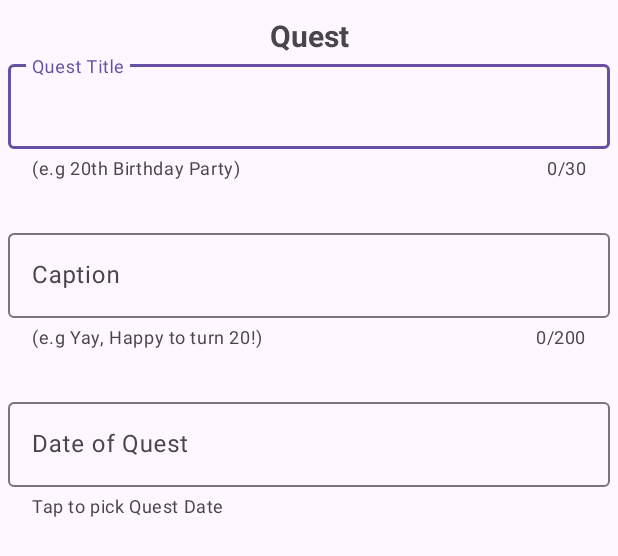
After one commit to AnesuMatanga/LinkUp_V1, an Android app: the layout fragment_post_quest.xml on its own in the app's theme, with its tools: preview values and no code run, on a phone screen of 412 x 824 dp. The commit adds this screen. Shown: the top 556 px of the screen. Run offline under Robolectric (Android 15) with nearby library versions, the phone set to English and light mode, and no system bars.

Commit message:
WORKING LAST COMMIT BEFORE CHANGING APP IDEA to maintain the friend finding vibe

```diff
--- a/app/src/main/java/com/example/linkupappv1/ProfileActivity.java
+++ b/app/src/main/java/com/example/linkupappv1/ProfileActivity.java
@@ -204,7 +204,7 @@ public class ProfileActivity extends AppCompatActivity {
         }
     }
 
-    //LinkUps Tab Fragment inner class (Also avoiding a lot of external classes)
+    //LinkUps Tab Fragment inner class (Also avoiding a lot of external classes) better for me to use Fragments
     public static class LinkUpsFragment extends Fragment {
         //Fragment Usage
 
@@ -241,7 +241,27 @@ public class ProfileActivity extends AppCompatActivity {
     }
 
     //Fragments for Quest and UpTo after post btn and choice has been clicked by user for them to post
+    public static class PostQuestFragment extends Fragment {
+        public PostQuestFragment() {
+            //It can be empty
+        }
 
+        //Override onCreateView for inflating fragment
+        @Nullable
+        @Override
+        public View onCreateView(@NonNull LayoutInflater inflater, @Nullable ViewGroup container, @Nullable Bundle savedInstanceState) {
+            //Inflate the Fragment using the specified .xml layout
+            return inflater.inflate(R.layout.fragment_quest, container, false);
+        }
+
+    }
+
+    public static class PostUpToFragment extends Fragment {
+        //Constructor as default constructor is needed for Fragments
+        public PostUpToFragment() {
+            //It can be empty
+        }
+    }
 
     //Method using Material library to create a simple dialog that pops when user clicks post with options
     public void pickWhatToPost() {
--- /dev/null
+++ b/app/src/main/res/layout/fragment_post_quest.xml
@@ -0,0 +1,76 @@
+<?xml version="1.0" encoding="utf-8"?>
+<LinearLayout xmlns:android="http://schemas.android.com/apk/res/android"
+xmlns:app="http://schemas.android.com/apk/res-auto"
+xmlns:tools="http://schemas.android.com/tools"
+android:layout_width="match_parent"
+android:layout_height="match_parent"
+android:orientation="vertical"
+tools:context=".ProfileActivity$PostQuestFragment">
+
+    <TextView
+        android:layout_width="match_parent"
+        android:layout_height="wrap_content"
+        android:layout_marginTop="10dp"
+        android:textStyle="bold"
+        android:textSize="20sp"
+        android:text="Quest"
+        android:gravity="center"/>
+
+    <!--Using Material Library for the textField-->
+    <com.google.android.material.textfield.TextInputLayout
+        android:layout_width="match_parent"
+        android:layout_height="wrap_content"
+        android:hint="@string/questTitle"
+        app:helperTextEnabled="true"
+        app:helperText="@string/questTitleHelperText"
+        app:counterEnabled="true"
+        app:counterMaxLength="30"
+        android:layout_marginLeft="5dp"
+        android:layout_marginRight="5dp">
+
+        <com.google.android.material.textfield.TextInputEditText
+            android:id="@+id/postQuestTitleET"
+            android:layout_width="match_parent"
+            android:layout_height="wrap_content" />
+
+    </com.google.android.material.textfield.TextInputLayout>
+
+    <!--Using Material Library for the textField-->
+    <com.google.android.material.textfield.TextInputLayout
+        android:layout_width="match_parent"
+        android:layout_height="wrap_content"
+        android:hint="@string/questCaption"
+        app:helperTextEnabled="true"
+        app:helperText="@string/questCaptionHelperText"
+        app:counterEnabled="true"
+        app:counterMaxLength="200"
+        android:layout_marginTop="30dp"
+        android:layout_marginLeft="5dp"
+        android:layout_marginRight="5dp">
+
+        <com.google.android.material.textfield.TextInputEditText
+            android:id="@+id/postQuestCaptionET"
+            android:layout_width="match_parent"
+            android:layout_height="wrap_content" />
+
+    </com.google.android.material.textfield.TextInputLayout>
+
+    <!--Using Material Library for the textField-->
+    <com.google.android.material.textfield.TextInputLayout
+        android:layout_width="match_parent"
+        android:layout_height="wrap_content"
+        android:hint="@string/questDate"
+        app:helperTextEnabled="true"
+        app:helperText="@string/questDateHelperText"
+        android:layout_marginTop="30dp"
+        android:layout_marginLeft="5dp"
+        android:layout_marginRight="5dp">
+
+        <com.google.android.material.textfield.TextInputEditText
+            android:id="@+id/postQuestDateET"
+            android:layout_width="match_parent"
+            android:layout_height="wrap_content" />
+
+    </com.google.android.material.textfield.TextInputLayout>
+
+</LinearLayout>
--- a/app/src/main/res/values/strings.xml
+++ b/app/src/main/res/values/strings.xml
@@ -14,4 +14,10 @@
     <string name="image">Black Girl Image</string>
     <string name="keenButton">Keen</string>
     <string name="post">Post</string>
+    <string name="questTitle">Quest Title</string>
+    <string name="questTitleHelperText">(e.g 20th Birthday Party)</string>
+    <string name="questCaptionHelperText">(e.g Yay, Happy to turn 20!)</string>
+    <string name="questCaption">Caption</string>
+    <string name="questDate">Date of Quest</string>
+    <string name="questDateHelperText">Tap to pick Quest Date</string>
 </resources>
```
